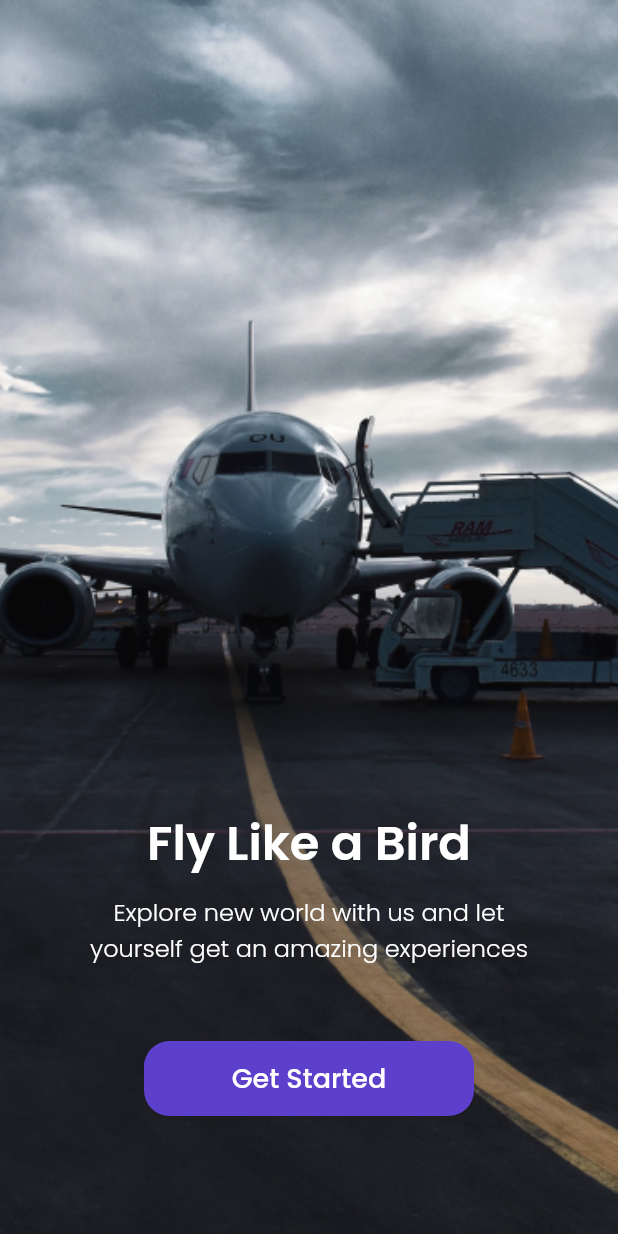
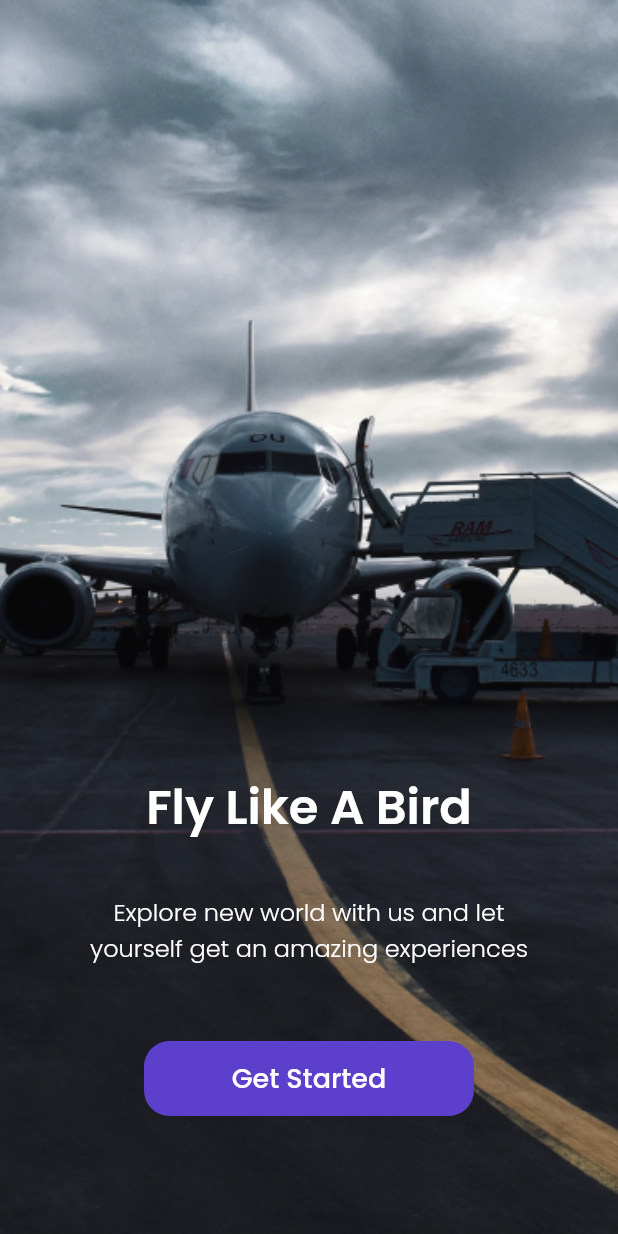
Before and after one commit to iqbaldzlfkr/baletravel_mobile_app, a Flutter app: the screen it shows after launch, on a phone screen of 412 x 824 dp. Run offline on Flutter 3.47's test engine with Material 2 defaults, Android fonts, the phone set to English and light mode, and no system bars; our stand-ins replace google_fonts.

Commit message:
get started updated

```diff
--- a/lib/ui/pages/get_started_page.dart
+++ b/lib/ui/pages/get_started_page.dart
@@ -2,19 +2,47 @@ import 'package:bale_travel/shared/theme.dart';
 import 'package:bale_travel/ui/widgets/buttons.dart';
 import 'package:flutter/material.dart';
 
-class GetStartedPage extends StatelessWidget {
+class GetStartedPage extends StatefulWidget {
+
   const GetStartedPage({super.key});
+
+  @override
+  State<GetStartedPage> createState() => _GetStartedPageState();
+}
+
+class _GetStartedPageState extends State<GetStartedPage> {
+  List images = [
+    'assets/image_get_started.png',
+    'assets/image_destination1.png',
+    'assets/image_destination2.png',
+  ];
+
+  List title = [
+    'Fly Like A Bird',
+    'Fly Like A Bug',
+    'Travel Around The World',
+  ];
+
+  List text = [
+    'Explore new world with us and let\nyourself get an amazing experiences',
+    'Explore new world with us and let\nyourself set be free',
+    'Travel with your lovely ones',
+  ];
 
   @override
   Widget build(BuildContext context) {
     return Scaffold(
-      body: Stack(
+      body: PageView.builder(
+        scrollDirection: Axis.vertical,
+        itemCount: images.length,
+        itemBuilder: (BuildContext context, int index) {
+          return Stack(
             children: [
               Container(
-            decoration: const BoxDecoration(
+                decoration: BoxDecoration(
                   image: DecorationImage(
                     image: AssetImage(
-                  'assets/image_get_started.png',
+                      images[index],
                     ),
                     fit: BoxFit.fill,
                   ),
@@ -24,18 +52,22 @@ class GetStartedPage extends StatelessWidget {
                 child: Column(
                   mainAxisAlignment: MainAxisAlignment.end,
                   children: [
-                Text(
-                  'Fly Like a Bird',
+                    Container(
+                      padding: const EdgeInsets.all(24),
+                      child: Text(
+                        title[index],
+                        textAlign: TextAlign.center,
                         style: whiteTextStyle.copyWith(
                           fontSize: 32,
                           fontWeight: semiBold,
+                        ),
                       ),
                     ),
                     const SizedBox(
                       height: 10,
                     ),
                     Text(
-                  'Explore new world with us and let\nyourself get an amazing experiences',
+                      text[index],
                       style: whiteTextStyle.copyWith(
                         fontSize: 16,
                         fontWeight: light,
@@ -59,6 +91,8 @@ class GetStartedPage extends StatelessWidget {
                 ),
               )
             ],
+          );
+        },
       ),
     );
   }
```
Lines whose indentation alone changed are shown as unchanged.
